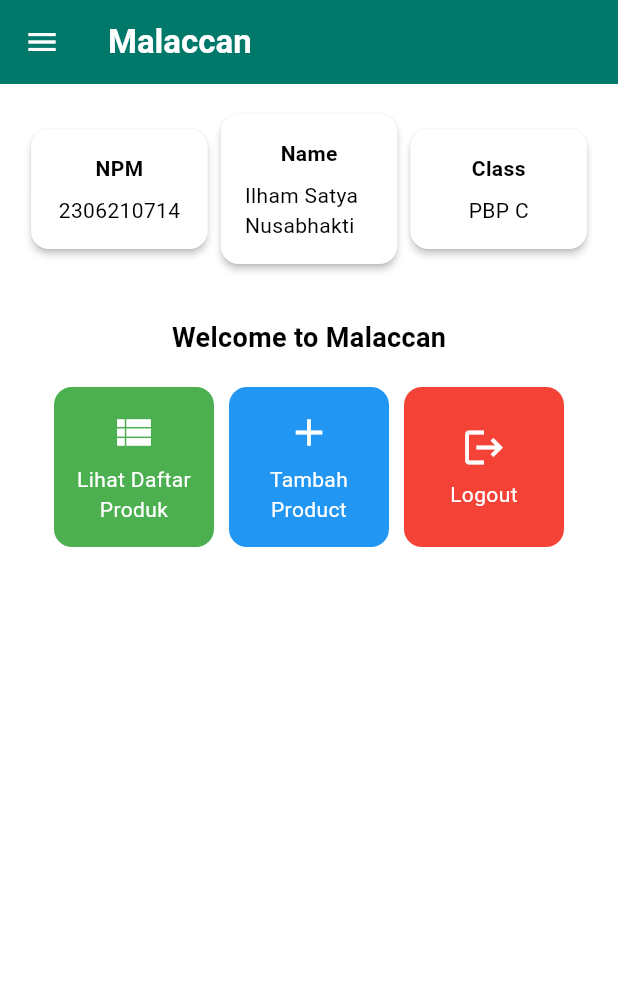
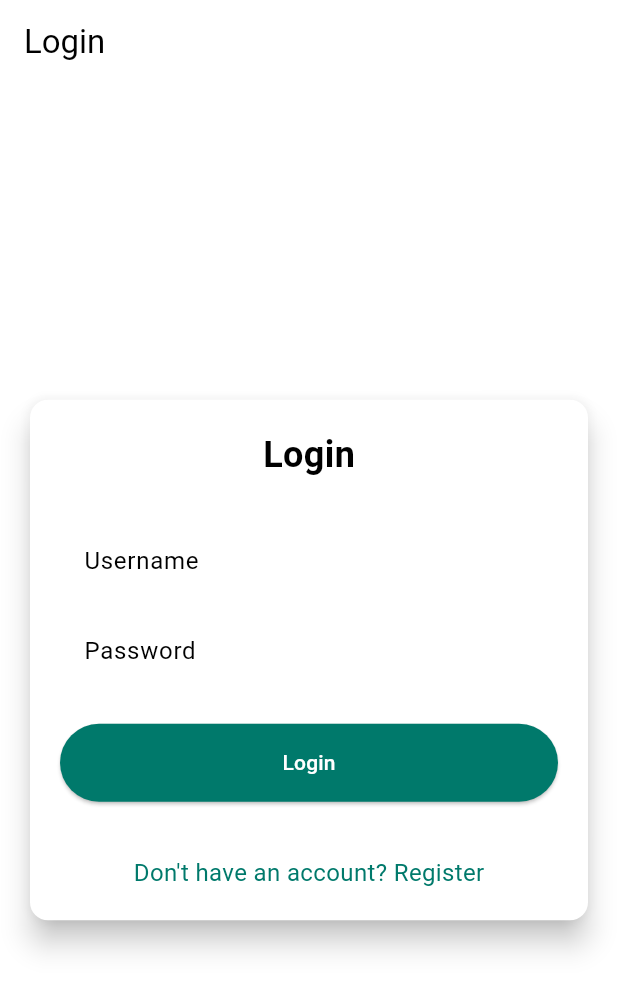
Before and after one commit to 2021HUMMM/malaccan-mobile, a Flutter app: the screen it shows after launch, on a phone screen of 412 x 824 dp. Shown: the top 991 px of the screen. Run offline on Flutter 3.47's test engine with Material 3 defaults, Android fonts, the phone set to English and light mode, and no system bars; missing offline and left inert: pbp_django_auth.

Commit message:
tugas 8 individu

```diff
--- a/lib/main.dart
+++ b/lib/main.dart
@@ -1,6 +1,8 @@
 import 'package:flutter/material.dart';
 import 'package:malaccan_mobile/screens/menu.dart';
-
+import 'package:malaccan_mobile/screens/login.dart';
+import 'package:pbp_django_auth/pbp_django_auth.dart';
+import 'package:provider/provider.dart';
 // Define custom MaterialColor for teal
 MaterialColor customTeal = MaterialColor(
   const Color(0xFF00796B).value,
@@ -28,7 +30,12 @@
   // This widget is the root of your application.
   @override
   Widget build(BuildContext context) {
-    return MaterialApp(
+    return Provider(
+      create: (_) {
+        CookieRequest request = CookieRequest();
+        return request;
+      },
+      child : MaterialApp(
       title: 'Malaccan Mobile',
       theme: ThemeData(
         colorScheme: ColorScheme.fromSwatch(
@@ -36,7 +43,8 @@
         ).copyWith(secondary: const Color.fromARGB(255, 204, 204, 204)),
         useMaterial3: true,
       ),
-      home: MyHomePage(),
+      home: const LoginPage()
+    ),
     );
   }
 }
--- /dev/null
+++ b/lib/screens/login.dart
@@ -0,0 +1,180 @@
+import 'package:malaccan_mobile/screens/menu.dart';
+import 'package:malaccan_mobile/screens/register.dart';
+import 'package:flutter/material.dart';
+import 'package:pbp_django_auth/pbp_django_auth.dart';
+import 'package:provider/provider.dart';
+
+void main() {
+  runApp(const LoginApp());
+}
+
+class LoginApp extends StatelessWidget {
+  const LoginApp({super.key});
+
+  @override
+  Widget build(BuildContext context) {
+    return MaterialApp(
+      title: 'Login',
+      theme: ThemeData(
+        useMaterial3: true,
+        colorScheme: ColorScheme.fromSwatch(
+          primarySwatch: Colors.deepPurple,
+        ).copyWith(secondary: Colors.deepPurple[400]),
+      ),
+      home: const LoginPage(),
+    );
+  }
+}
+
+class LoginPage extends StatefulWidget {
+  const LoginPage({super.key});
+
+  @override
+  State<LoginPage> createState() => _LoginPageState();
+}
+
+class _LoginPageState extends State<LoginPage> {
+  final TextEditingController _usernameController = TextEditingController();
+  final TextEditingController _passwordController = TextEditingController();
+
+  @override
+  Widget build(BuildContext context) {
+    final request = context.watch<CookieRequest>();
+
+    return Scaffold(
+      appBar: AppBar(
+        title: const Text('Login'),
+      ),
+      body: Center(
+        child: SingleChildScrollView(
+          padding: const EdgeInsets.all(16.0),
+          child: Card(
+            elevation: 8,
+            shape: RoundedRectangleBorder(
+              borderRadius: BorderRadius.circular(12.0),
+            ),
+            child: Padding(
+              padding: const EdgeInsets.all(20.0),
+              child: Column(
+                mainAxisSize: MainAxisSize.min,
+                children: [
+                  const Text(
+                    'Login',
+                    style: TextStyle(
+                      fontSize: 24.0,
+                      fontWeight: FontWeight.bold,
+                    ),
+                  ),
+                  const SizedBox(height: 30.0),
+                  TextField(
+                    controller: _usernameController,
+                    decoration: const InputDecoration(
+                      labelText: 'Username',
+                      hintText: 'Enter your username',
+                      border: OutlineInputBorder(
+                        borderRadius: BorderRadius.all(Radius.circular(12.0)),
+                      ),
+                      contentPadding:
+                          EdgeInsets.symmetric(horizontal: 12.0, vertical: 8.0),
+                    ),
+                  ),
+                  const SizedBox(height: 12.0),
+                  TextField(
+                    controller: _passwordController,
+                    decoration: const InputDecoration(
+                      labelText: 'Password',
+                      hintText: 'Enter your password',
+                      border: OutlineInputBorder(
+                        borderRadius: BorderRadius.all(Radius.circular(12.0)),
+                      ),
+                      contentPadding:
+                          EdgeInsets.symmetric(horizontal: 12.0, vertical: 8.0),
+                    ),
+                    obscureText: true,
+                  ),
+                  const SizedBox(height: 24.0),
+                  ElevatedButton(
+                    onPressed: () async {
+                      String username = _usernameController.text;
+                      String password = _passwordController.text;
+
+                      // Cek kredensial
+                      // Untuk menyambungkan Android emulator dengan Django pada localhost,
+                      // gunakan URL http://10.0.2.2/
+                      final response = await request
+                          .login("http://127.0.0.1:8000/auth/login/", {
+                        'username': username,
+                        'password': password,
+                      });
+
+                      if (request.loggedIn) {
+                        String message = response['message'];
+                        String uname = response['username'];
+                        if (context.mounted) {
+                          Navigator.pushReplacement(
+                            context,
+                            MaterialPageRoute(
+                                builder: (context) => MyHomePage()),
+                          );
+                          ScaffoldMessenger.of(context)
+                            ..hideCurrentSnackBar()
+                            ..showSnackBar(
+                              SnackBar(
+                                  content:
+                                      Text("$message Selamat datang, $uname.")),
+                            );
+                        }
+                      } else {
+                        if (context.mounted) {
+                          showDialog(
+                            context: context,
+                            builder: (context) => AlertDialog(
+                              title: const Text('Login Gagal'),
+                              content: Text(response['message']),
+                              actions: [
+                                TextButton(
+                                  child: const Text('OK'),
+                                  onPressed: () {
+                                    Navigator.pop(context);
+                                  },
+                                ),
+                              ],
+                            ),
+                          );
+                        }
+                      }
+                    },
+                    style: ElevatedButton.styleFrom(
+                      foregroundColor: Colors.white,
+                      minimumSize: Size(double.infinity, 50),
+                      backgroundColor: Theme.of(context).colorScheme.primary,
+                      padding: const EdgeInsets.symmetric(vertical: 16.0),
+                    ),
+                    child: const Text('Login'),
+                  ),
+                  const SizedBox(height: 36.0),
+                  GestureDetector(
+                    onTap: () {
+                      Navigator.push(
+                        context,
+                        MaterialPageRoute(
+                            builder: (context) => const RegisterPage()),
+                      );
+                    },
+                    child: Text(
+                      'Don\'t have an account? Register',
+                      style: TextStyle(
+                        color: Theme.of(context).colorScheme.primary,
+                        fontSize: 16.0,
+                      ),
+                    ),
+                  ),
+                ],
+              ),
+            ),
+          ),
+        ),
+      ),
+    );
+  }
+}
--- a/lib/screens/menu.dart
+++ b/lib/screens/menu.dart
@@ -1,6 +1,6 @@
 import 'package:flutter/material.dart';
 import 'package:malaccan_mobile/widgets/left_drawer.dart';
-import 'package:malaccan_mobile/productentry_form.dart';
+import 'package:malaccan_mobile/screens/productentry_form.dart';
 import 'package:malaccan_mobile/screens/product_card.dart';
 
 
--- a/pubspec.yaml
+++ b/pubspec.yaml
@@ -35,6 +35,9 @@
   # The following adds the Cupertino Icons font to your application.
   # Use with the CupertinoIcons class for iOS style icons.
   cupertino_icons: ^1.0.8
+  provider: ^6.1.2
+  pbp_django_auth: ^0.4.0
+  http: ^1.2.2
 
 dev_dependencies:
   flutter_test:
```
Also changed, not shown: lib/models/product_entry.dart (added, +65 -0 lines), lib/screens/list_productentry.dart (added, +90 -0 lines), lib/screens/product_card.dart (+8 -1 lines), lib/screens/productentry_form.dart (renamed from lib/productentry_form.dart, +38 -29 lines), lib/screens/register.dart (added, +165 -0 lines), lib/widgets/left_drawer.dart (+14 -1 lines), pubspec.lock, 2 other files.
